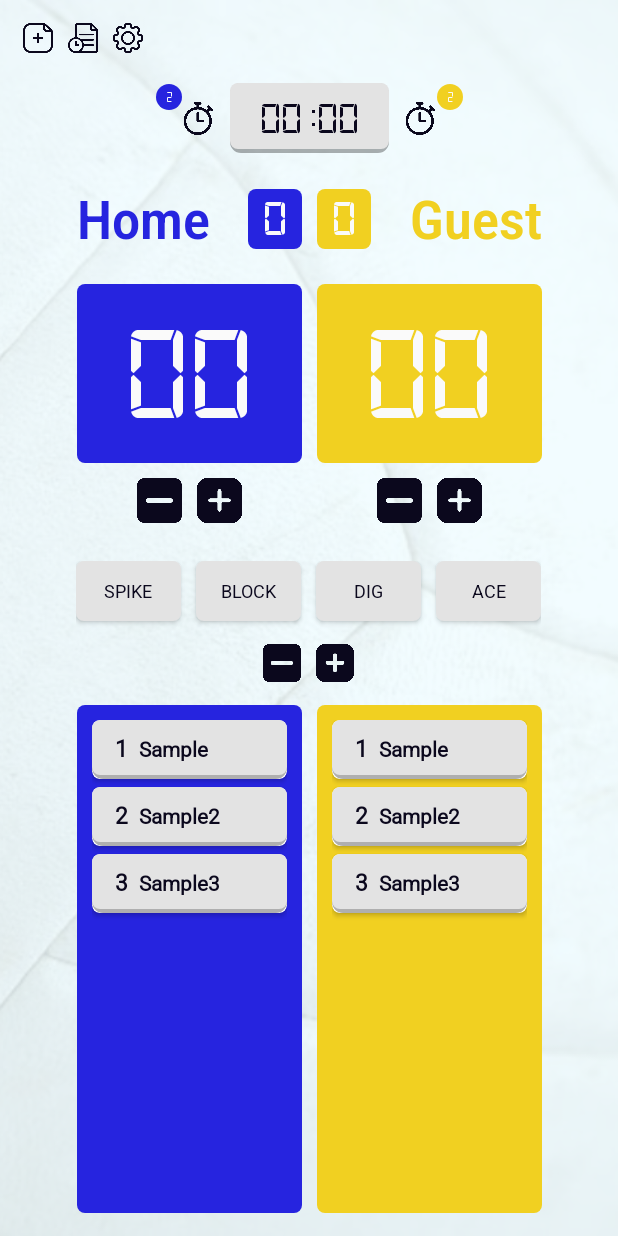
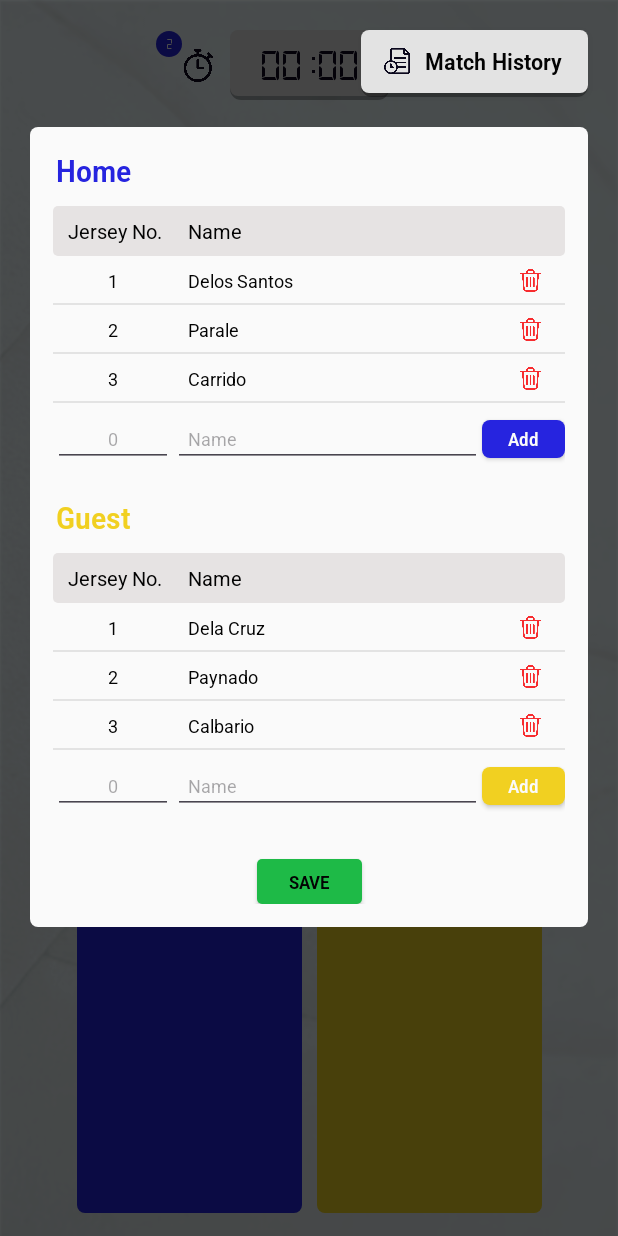
Before and after one commit to hyrumbravo/Volleyball, an Android app: the screen it shows after launch (MainActivity), on a phone screen of 412 x 824 dp. Run offline under Robolectric (Android 15) with nearby library versions, the light colour scheme and no system bars.

Commit message:
rules updates

```diff
--- /dev/null
+++ b/app/src/main/java/com/example/volleyball/Database/DatabaseHelper.java
@@ -0,0 +1,4 @@
+package com.example.volleyball.Database;
+
+public class DatabaseHelper {
+}
--- a/app/src/main/java/com/example/volleyball/MainActivity.java
+++ b/app/src/main/java/com/example/volleyball/MainActivity.java
@@ -18,11 +18,13 @@ import androidx.core.view.WindowInsetsCompat;
 import androidx.recyclerview.widget.LinearLayoutManager;
 import androidx.recyclerview.widget.RecyclerView;
 
+import com.example.volleyball.Database.DatabaseHelper;
 import com.example.volleyball.Utilities.Utility;
 import com.example.volleyball.adapters.PlayerListAdapter;
 import com.example.volleyball.adapters.PlayersTableAdapter;
 import com.example.volleyball.databinding.ActivityMainBinding;
 import com.example.volleyball.models.Player;
+import com.example.volleyball.models.Settings;
 import com.example.volleyball.models.Stats;
 import com.example.volleyball.selectListeners.PlayerListSelectListener;
 
@@ -43,6 +45,11 @@ public class MainActivity extends AppCompatActivity implements PlayerListSelectL
 
     Player selectedPlayer;
     boolean homePlayer;
+
+    int homeCurrentScore, guestCurrentScore;
+
+    DatabaseHelper dbHelper;
+    Settings settings;
 
     @Override
     protected void onCreate(Bundle savedInstanceState) {
@@ -80,32 +87,49 @@ public class MainActivity extends AppCompatActivity implements PlayerListSelectL
         binding.addPlayerButton2.setOnClickListener(view ->
                 addPlayersToTable(binding.jerseyNumField2, binding.playerNameField2, guestPlayersList, guestTableAdapter));
         // addPlayer overlay onclick
-        binding.addPlayersOverlay.setOnClickListener(view -> binding.addPlayersOverlay.setVisibility(View.GONE));
-            // add player icon onclick
-        binding.addButton.setOnClickListener(view -> binding.addPlayersOverlay.setVisibility(View.VISIBLE));
+        binding.addPlayersOverlay.setOnClickListener(view -> {});
         // savePlayers button onclick
         binding.saveButton.setOnClickListener(view -> savePlayers());
         // statsButtons onclicks
         binding.statsMinusButton.setOnClickListener(view -> deductStatToPlayer(selectedPlayer, selectedStat));
         binding.statsAddButton.setOnClickListener(view -> addStatToPlayer(selectedPlayer, selectedStat));
         // settings onclicks
-        binding.settingsButton.setOnClickListener(view -> binding.settingsOverlay.setVisibility(View.VISIBLE));
         binding.settingsOverlay.setOnClickListener(view -> binding.settingsOverlay.setVisibility(View.GONE));
         binding.settingsPopup.setOnClickListener(view -> {});
+        // home score add and minus buttons onclicks
+        binding.team1AddButton.setOnClickListener(view -> {
+            addScoreToHome();
+            setHomeScore();
+        });
+        binding.team1MinusButton.setOnClickListener(view -> {
+            deductScoreFromHome();
+            setHomeScore();
+        });
+        // guest score add and minus buttons onclicks
+        binding.team2AddButton.setOnClickListener(view -> {
+            addScoreToGuest();
+            setGuestScore();
+        });
+        binding.team2MinusButton.setOnClickListener(view -> {
+            deductScoreFromGuest();
+            setGuestScore();
+        });
 
+        // settings
+        settings = new Settings(3, 25, 15, 2, 60);
 
         // player list 1
-        homePlayersList.add(new Player("1", "Sample")); // add sample player
-        homePlayersList.add(new Player("2", "Sample2")); // add sample playe
-        homePlayersList.add(new Player("3", "Sample3")); // add sample player
+        homePlayersList.add(new Player("1", "Delos Santos")); // add sample player
+        homePlayersList.add(new Player("2", "Parale")); // add sample playe
+        homePlayersList.add(new Player("3", "Carrido")); // add sample player
 
         binding.teamListRecyclerview1.setLayoutManager(new LinearLayoutManager(this));
         binding.teamListRecyclerview1.setAdapter(actualHomePlayersAdapter);
 
         // player list 2
-        guestPlayersList.add(new Player("1", "Sample")); // add sample player
-        guestPlayersList.add(new Player("2", "Sample2")); // add sample player
-        guestPlayersList.add(new Player("3", "Sample3")); // add sample player
+        guestPlayersList.add(new Player("1", "Dela Cruz")); // add sample player
+        guestPlayersList.add(new Player("2", "Paynado")); // add sample player
+        guestPlayersList.add(new Player("3", "Calbario")); // add sample player
 
         binding.teamListRecyclerview2.setLayoutManager(new LinearLayoutManager(this));
         binding.teamListRecyclerview2.setAdapter(actualGuestPlayersAdapter);
@@ -120,7 +144,46 @@ public class MainActivity extends AppCompatActivity implements PlayerListSelectL
 
     }
 
+    private void deductScoreFromGuest() {
+        // check if current score is 0
+        if (guestCurrentScore == 0) {
+            return;
+        }
+        guestCurrentScore--;
+    }
+
+    private void addScoreToGuest() {
+        guestCurrentScore++;
+    }
+
+    private void deductScoreFromHome() {
+        // check if current score is 0
+        if (homeCurrentScore == 0) {
+            return;
+        }
+        homeCurrentScore--;
+    }
+
+    private void addScoreToHome() {
+        homeCurrentScore++;
+    }
+
+    private void setHomeScore() {
+        String homeScore = String.format("%2s", String.valueOf(homeCurrentScore)).replace(' ', '0');
+        binding.teamScore1.setText(homeScore);
+    }
+
+    private void setGuestScore() {
+        String guestScore = String.format("%2s", String.valueOf(guestCurrentScore)).replace(' ', '0');
+        binding.teamScore2.setText(guestScore);
+    }
+
+
     private void addStatToPlayer(Player selectedPlayer, String selectedStat) {
+        // check if selections there are selections
+        if (selectedPlayer == null || selectedStat.isEmpty()) {
+            return;
+        }
         // check if home player
         if (homePlayer) {
             Utility.addStat(homePlayersStats, selectedPlayer, selectedStat, this, binding.main, true);
@@ -131,6 +194,10 @@ public class MainActivity extends AppCompatActivity implements PlayerListSelectL
     }
 
     private void deductStatToPlayer(Player selectedPlayer, String selectedStat) {
+        // check if selections there are selections
+        if (selectedPlayer == null || selectedStat.isEmpty()) {
+            return;
+        }
         // check if home player
         if (homePlayer) {
             Utility.deductStat(homePlayersStats, selectedPlayer, selectedStat, this, binding.main, true);
--- /dev/null
+++ b/app/src/main/java/com/example/volleyball/models/Settings.java
@@ -0,0 +1,24 @@
+package com.example.volleyball.models;
+
+public class Settings {
+    private int setsToWin;
+    private int pointsPerSet;
+    private int finalSetPoints;
+    private int timeouts;
+    private int timeoutDuration;
+
+    public Settings(int setsToWin, int pointsPerSet, int finalSetPoints, int timeouts, int timeoutDuration) {
+        this.setsToWin = setsToWin;
+        this.pointsPerSet = pointsPerSet;
+        this.finalSetPoints = finalSetPoints;
+        this.timeouts = timeouts;
+        this.timeoutDuration = timeoutDuration;
+    }
+
+    // Getters
+    public int getSetsToWin() { return setsToWin; }
+    public int getPointsPerSet() { return pointsPerSet; }
+    public int getFinalSetPoints() { return finalSetPoints; }
+    public int getTimeouts() { return timeouts; }
+    public int getTimeoutDuration() { return timeoutDuration; }
+}
--- a/app/src/main/res/layout/activity_main.xml
+++ b/app/src/main/res/layout/activity_main.xml
@@ -16,8 +16,7 @@
         android:layout_width="match_parent"
         android:layout_height="match_parent"
         android:background="@color/overlay_color"
-        android:elevation="1dp"
-        android:visibility="gone">
+        android:elevation="1dp">
 
         <androidx.constraintlayout.widget.ConstraintLayout
             android:id="@+id/settingsPopup"
@@ -170,8 +169,8 @@
         android:layout_width="match_parent"
         android:layout_height="match_parent"
         android:background="@color/overlay_color"
-        android:elevation="1dp"
-        android:visibility="gone">
+        android:elevation="2dp"
+        android:visibility="visible">
 
         <ScrollView
             android:layout_width="match_parent"
@@ -184,12 +183,47 @@
                 android:layout_height="wrap_content"
                 android:paddingBottom="20dp">
 
+<!--                match history-->
+                <LinearLayout
+                    android:id="@+id/matchHistory"
+                    android:layout_width="wrap_content"
+                    android:layout_height="wrap_content"
+                    android:orientation="horizontal"
+                    android:elevation="3dp"
+                    app:layout_constraintTop_toTopOf="parent"
+                    app:layout_constraintEnd_toEndOf="parent"
+                    android:background="@drawable/timer_bg"
+                    android:layout_marginEnd="20dp"
+                    android:layout_marginTop="20dp"
+                    android:paddingStart="15dp"
+                    android:paddingEnd="17dp"
+                    android:paddingTop="10dp"
+                    android:paddingBottom="13dp"
+                    android:gravity="center">
+
+                    <ImageView
+                        android:id="@+id/historyButton"
+                        android:layout_width="@dimen/home_button"
+                        android:layout_height="@dimen/home_button"
+                        android:src="@drawable/history_button"/>
+
+                    <TextView
+                        android:layout_width="wrap_content"
+                        android:layout_height="wrap_content"
+                        android:text="Match History"
+                        android:textColor="@color/black"
+                        android:fontFamily="@font/roboto_bold"
+                        android:textSize="15sp"
+                        android:layout_marginStart="10dp"/>
+
+                </LinearLayout>
+<!--                add players form-->
                 <androidx.constraintlayout.widget.ConstraintLayout
                     android:layout_width="match_parent"
                     android:layout_height="wrap_content"
                     android:layout_marginHorizontal="20dp"
                     android:background="@drawable/soft_squre_white"
-                    app:layout_constraintTop_toTopOf="parent"
+                    app:layout_constraintTop_toBottomOf="@id/matchHistory"
                     android:layout_marginTop="20dp"
                     android:padding="15dp">
 <!--                    team1 table-->
@@ -361,36 +395,8 @@
 
         </ScrollView>
 
-
     </androidx.constraintlayout.widget.ConstraintLayout>
 
-    <ImageView
-        android:id="@+id/addButton"
-        android:layout_width="@dimen/home_button"
-        android:layout_height="@dimen/home_button"
-        app:layout_constraintTop_toTopOf="parent"
-        app:layout_constraintStart_toStartOf="parent"
-        android:src="@drawable/add_button"
-        android:layout_marginTop="15dp"
-        android:layout_marginStart="15dp"/>
-
-    <ImageView
-        android:id="@+id/historyButton"
-        android:layout_width="@dimen/home_button"
-        android:layout_height="@dimen/home_button"
-        android:src="@drawable/history_button"
-        app:layout_constraintTop_toTopOf="@id/addButton"
-        app:layout_constraintStart_toEndOf="@id/addButton"
-        android:layout_marginStart="10dp"/>
-
-    <ImageView
-        android:id="@+id/settingsButton"
-        android:layout_width="@dimen/home_button"
-        android:layout_height="@dimen/home_button"
-        android:src="@drawable/settings_button"
-        app:layout_constraintTop_toTopOf="@id/addButton"
-        app:layout_constraintStart_toEndOf="@id/historyButton"
-        android:layout_marginStart="10dp"/>
 
 <!--    timeouts-->
     <LinearLayout
@@ -398,7 +404,7 @@
         android:layout_width="wrap_content"
         android:layout_height="wrap_content"
         android:orientation="horizontal"
-        app:layout_constraintTop_toBottomOf="@id/historyButton"
+        app:layout_constraintTop_toTopOf="parent"
         app:layout_constraintStart_toStartOf="parent"
         app:layout_constraintEnd_toEndOf="parent"
         android:background="@drawable/timer_bg"
--- a/app/src/main/res/values/dimens.xml
+++ b/app/src/main/res/values/dimens.xml
@@ -1,4 +1,4 @@
 <?xml version="1.0" encoding="utf-8"?>
 <resources>
-    <dimen name="home_button">20dp</dimen>
+    <dimen name="home_button">17dp</dimen>
 </resources>
```
Lines whose indentation alone changed are shown as unchanged.
